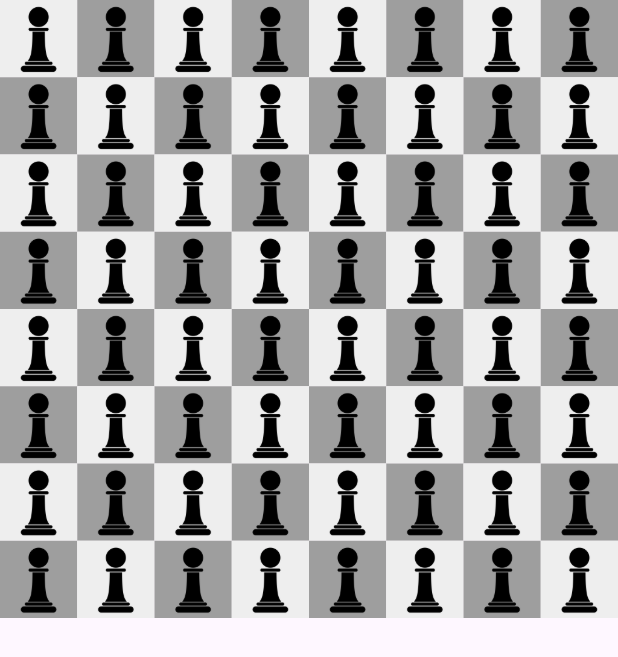
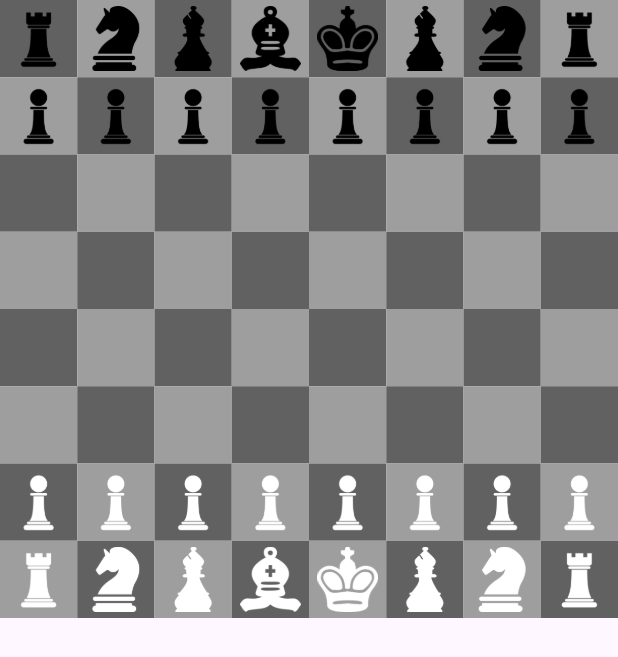
Before and after one commit to Patrickalvares/flutter_chess_app, a Flutter app: the screen it shows after launch, on a phone screen of 412 x 824 dp. Shown: the top 657 px of the screen. Run offline on Flutter 3.47's test engine with Material 2 defaults, Android fonts, the phone set to English and light mode, and no system bars.

Commit message:
criação da mesa inicial com as peças em posição

```diff
--- a/lib/components/square.dart
+++ b/lib/components/square.dart
@@ -1,5 +1,6 @@
 import 'package:flutter/material.dart';
 import 'package:flutter_chess_app/components/piece.dart';
+import 'package:flutter_chess_app/values/colors.dart';
 
 class Square extends StatelessWidget {
   final bool isWhite;
@@ -10,8 +11,14 @@ class Square extends StatelessWidget {
   @override
   Widget build(BuildContext context) {
     return Container(
-      color: isWhite ? Colors.grey[200] : Colors.grey[500],
-      child: piece != null ? Image.asset(piece!.imagePath) : null,
+      color: isWhite ? backgroundColor : foregroundColor,
+      child: piece != null
+          ? Padding(
+              padding: const EdgeInsets.all(4.0),
+              child: Image.asset(piece!.imagePath,
+                  color: piece!.isWhite ? Colors.white : Colors.black),
+            )
+          : null,
     );
   }
 }
--- /dev/null
+++ b/lib/values/colors.dart
@@ -0,0 +1,4 @@
+import 'package:flutter/material.dart';
+
+var backgroundColor = Colors.grey[700];
+var foregroundColor = Colors.grey[500];
```
Also changed, not shown: lib/game_board.dart (+97 -4 lines), lib/assets/pieces/bishop.png.
